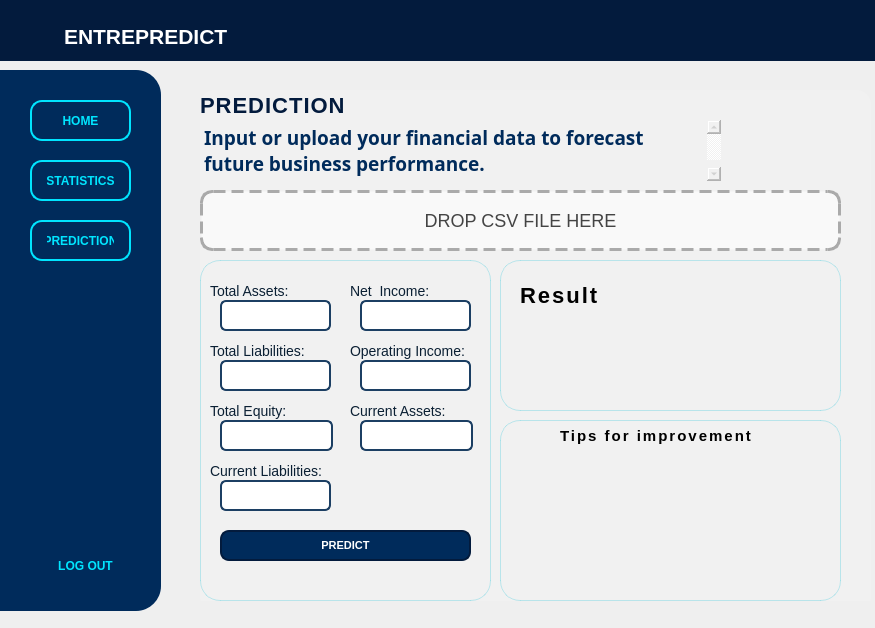
This is Final.ui in JayDrop00/Paldo as Qt 5 draws it before an edit. The edited form follows.
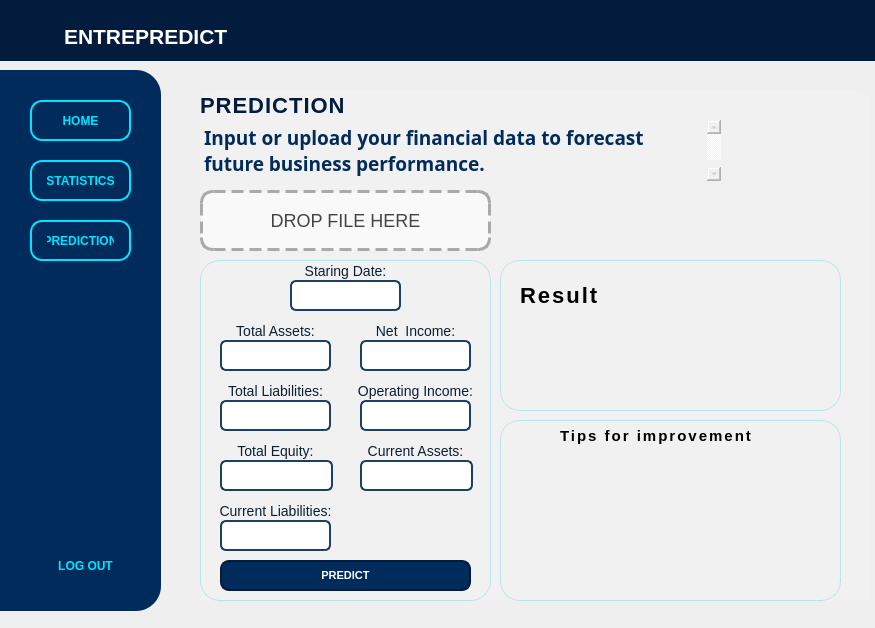
This is the edited form. The open tabs and pages were chosen to show the change. Icons and pictures are not drawn.

```diff
--- a/Final.ui
+++ b/Final.ui
@@ -987,7 +987,7 @@
          <property name="geometry">
           <rect>
            <x>160</x>
-           <y>40</y>
+           <y>80</y>
            <width>111</width>
            <height>31</height>
           </rect>
@@ -1014,8 +1014,8 @@
         <widget class="QLabel" name="label_totalliabilities">
          <property name="geometry">
           <rect>
-           <x>10</x>
-           <y>80</y>
+           <x>20</x>
+           <y>120</y>
            <width>111</width>
            <height>21</height>
           </rect>
@@ -1049,12 +1049,15 @@
          <property name="text">
           <string>Total Liabilities:</string>
          </property>
+         <property name="alignment">
+          <set>Qt::AlignCenter</set>
+         </property>
         </widget>
         <widget class="QLineEdit" name="totalAssetsQLine">
          <property name="geometry">
           <rect>
            <x>20</x>
-           <y>40</y>
+           <y>80</y>
            <width>111</width>
            <height>31</height>
           </rect>
@@ -1081,9 +1084,9 @@
         <widget class="QLabel" name="label_equity">
          <property name="geometry">
           <rect>
-           <x>10</x>
-           <y>140</y>
-           <width>81</width>
+           <x>20</x>
+           <y>180</y>
+           <width>111</width>
            <height>21</height>
           </rect>
          </property>
@@ -1116,12 +1119,15 @@
          <property name="text">
           <string>Total Equity:</string>
          </property>
+         <property name="alignment">
+          <set>Qt::AlignCenter</set>
+         </property>
         </widget>
         <widget class="QLineEdit" name="operatingIncomeQLine">
          <property name="geometry">
           <rect>
            <x>160</x>
-           <y>100</y>
+           <y>140</y>
            <width>111</width>
            <height>31</height>
           </rect>
@@ -1149,7 +1155,7 @@
          <property name="geometry">
           <rect>
            <x>20</x>
-           <y>160</y>
+           <y>200</y>
            <width>113</width>
            <height>31</height>
           </rect>
@@ -1176,9 +1182,9 @@
         <widget class="QLabel" name="label_totalassets">
          <property name="geometry">
           <rect>
-           <x>10</x>
-           <y>20</y>
-           <width>81</width>
+           <x>20</x>
+           <y>60</y>
+           <width>111</width>
            <height>21</height>
           </rect>
          </property>
@@ -1211,13 +1217,16 @@
          <property name="text">
           <string>Total Assets:</string>
          </property>
+         <property name="alignment">
+          <set>Qt::AlignCenter</set>
+         </property>
         </widget>
         <widget class="QLabel" name="label_net">
          <property name="geometry">
           <rect>
-           <x>150</x>
-           <y>20</y>
-           <width>91</width>
+           <x>160</x>
+           <y>60</y>
+           <width>111</width>
            <height>21</height>
           </rect>
          </property>
@@ -1250,13 +1259,16 @@
          <property name="text">
           <string>Net  Income:</string>
          </property>
+         <property name="alignment">
+          <set>Qt::AlignCenter</set>
+         </property>
         </widget>
         <widget class="QLabel" name="label_currentliabilities">
          <property name="geometry">
           <rect>
            <x>10</x>
-           <y>200</y>
-           <width>121</width>
+           <y>240</y>
+           <width>131</width>
            <height>21</height>
           </rect>
          </property>
@@ -1289,12 +1301,15 @@
          <property name="text">
           <string>Current Liabilities:</string>
          </property>
+         <property name="alignment">
+          <set>Qt::AlignCenter</set>
+         </property>
         </widget>
         <widget class="QLabel" name="label_operating">
          <property name="geometry">
           <rect>
            <x>150</x>
-           <y>80</y>
+           <y>120</y>
            <width>131</width>
            <height>21</height>
           </rect>
@@ -1328,12 +1343,15 @@
          <property name="text">
           <string>Operating Income:</string>
          </property>
+         <property name="alignment">
+          <set>Qt::AlignCenter</set>
+         </property>
         </widget>
         <widget class="QLineEdit" name="totalLiabilitiesQLine">
          <property name="geometry">
           <rect>
            <x>20</x>
-           <y>100</y>
+           <y>140</y>
            <width>111</width>
            <height>31</height>
           </rect>
@@ -1361,7 +1379,7 @@
          <property name="geometry">
           <rect>
            <x>160</x>
-           <y>160</y>
+           <y>200</y>
            <width>113</width>
            <height>31</height>
           </rect>
@@ -1389,7 +1407,7 @@
          <property name="geometry">
           <rect>
            <x>20</x>
-           <y>220</y>
+           <y>260</y>
            <width>111</width>
            <height>31</height>
           </rect>
@@ -1416,8 +1434,8 @@
         <widget class="QLabel" name="label_currentassets">
          <property name="geometry">
           <rect>
-           <x>150</x>
-           <y>140</y>
+           <x>160</x>
+           <y>180</y>
            <width>111</width>
            <height>21</height>
           </rect>
@@ -1451,12 +1469,15 @@
          <property name="text">
           <string>Current Assets:</string>
          </property>
+         <property name="alignment">
+          <set>Qt::AlignCenter</set>
+         </property>
         </widget>
         <widget class="QPushButton" name="predictButton">
          <property name="geometry">
           <rect>
            <x>20</x>
-           <y>270</y>
+           <y>300</y>
            <width>251</width>
            <height>31</height>
           </rect>
@@ -1489,6 +1510,82 @@
           <string>PREDICT</string>
          </property>
         </widget>
+        <widget class="QLineEdit" name="starting_Date">
+         <property name="geometry">
+          <rect>
+           <x>90</x>
+           <y>20</y>
+           <width>111</width>
+           <height>31</height>
+          </rect>
+         </property>
+         <property name="styleSheet">
+          <string notr="true">QLineEdit {
+    background-color: #ffffff;
+    border: 2px solid #1c3f63;
+    border-radius: 6px;
+    padding: 5px 8px;
+    color: #0a1f33;  /* 👈 user text = dark blue/black */
+    font-family: &quot;Segoe UI&quot;;
+    font-size: 13px;
+}
+
+/* Focus effect */
+QLineEdit:focus {
+    border: 2px solid #00b4d8;
+    background-color: #f0faff;
+    box-shadow: 0 0 6px rgba(0, 180, 216, 0.3);
+}
+
+/* Placeholder styling */
+QLineEdit::placeholder {
+    color: gray;          /* 👈 placeholder = gray */
+    font-style: italic;
+}</string>
+         </property>
+        </widget>
+        <widget class="QLabel" name="label_totalassets_2">
+         <property name="geometry">
+          <rect>
+           <x>90</x>
+           <y>0</y>
+           <width>111</width>
+           <height>21</height>
+          </rect>
+         </property>
+         <property name="styleSheet">
+          <string notr="true">QLabel {
+    color: #0a1f33;
+    font-family: &quot;Segoe UI Semibold&quot;;
+    font-size: 14px;
+    background: transparent;
+}
+
+QLabel#title_label {
+    color: #0a1f33;
+    font-family: &quot;Segoe UI Black&quot;;
+    font-size: 24px;
+    letter-spacing: 1px;
+}
+
+QLabel#subtitle_label {
+    color: #1a3e57;
+    font-family: &quot;Segoe UI&quot;;
+    font-style: italic;
+    font-size: 13px;
+    background-color: rgba(255, 255, 255, 0.4);
+    border-radius: 8px;
+    padding: 4px 10px;
+}
+</string>
+         </property>
+         <property name="text">
+          <string>Staring Date:</string>
+         </property>
+         <property name="alignment">
+          <set>Qt::AlignCenter</set>
+         </property>
+        </widget>
        </widget>
        <widget class="QFrame" name="frame_2">
         <property name="geometry">
@@ -1606,7 +1703,7 @@
          <rect>
           <x>0</x>
           <y>100</y>
-          <width>641</width>
+          <width>291</width>
           <height>61</height>
          </rect>
         </property>
@@ -1625,7 +1722,7 @@
 }</string>
         </property>
         <property name="text">
-         <string>DROP CSV FILE HERE</string>
+         <string>DROP FILE HERE</string>
         </property>
         <property name="alignment">
          <set>Qt::AlignCenter</set>
```
Left out of the diff: 35 changed lines with no effect on the pictures.
